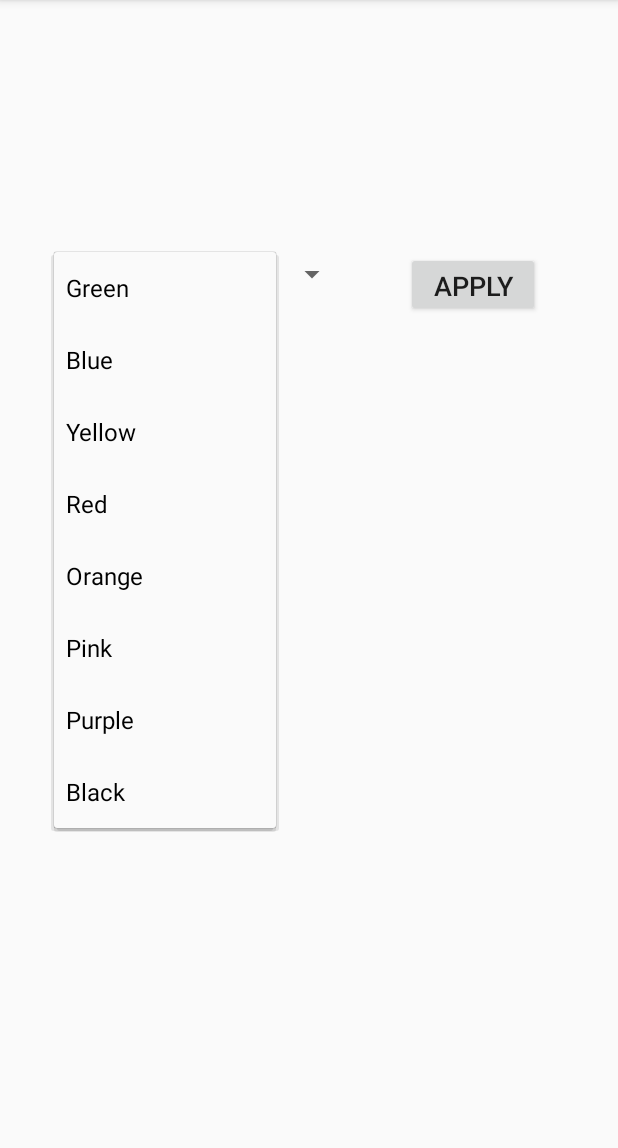
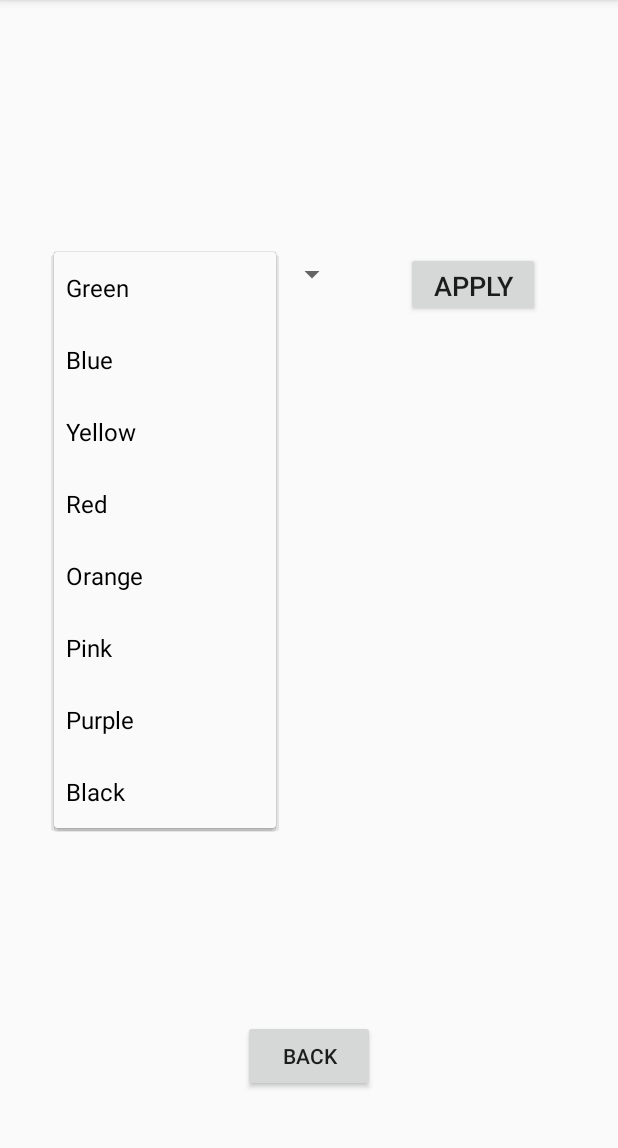
Before and after one commit to CRosemaryC/First_Test_AndroidStudio, an Android app: the DisplayMessageActivity screen opened directly, with no data from a screen before it, after a tap on "Green", on a phone screen of 412 x 824 dp, the part 84-1232 px from its top. Run offline under Robolectric (Android 15) with nearby library versions, the phone set to English and light mode, and no system bars.

Commit message:
I have added a back button.

```diff
--- a/app/src/main/java/com/example/cris_gnss_myphone/DisplayMessageActivity.java
+++ b/app/src/main/java/com/example/cris_gnss_myphone/DisplayMessageActivity.java
@@ -112,4 +112,8 @@ public class DisplayMessageActivity extends AppCompatActivity {
 
     }
 
+    public void onClickBack(View view) {
+        Intent intentBack = new Intent(this, MainActivity.class);
+        startActivity(intentBack);
+    }
 }
--- a/app/src/main/res/layout/activity_display_message.xml
+++ b/app/src/main/res/layout/activity_display_message.xml
@@ -48,5 +48,16 @@
         android:entries="@array/colours_types"
         />
 
+    <Button
+        android:id="@+id/button3"
+        android:layout_width="wrap_content"
+        android:layout_height="wrap_content"
+        android:layout_marginBottom="40dp"
+        android:onClick="onClickBack"
+        android:text="@string/button_back"
+        app:layout_constraintBottom_toBottomOf="parent"
+        app:layout_constraintEnd_toEndOf="parent"
+        app:layout_constraintStart_toStartOf="parent" />
+
 
 </android.support.constraint.ConstraintLayout>
--- a/app/src/main/res/values/strings.xml
+++ b/app/src/main/res/values/strings.xml
@@ -4,6 +4,7 @@
     <string name="button_send">Send</string>
     <string name="display_text">Waiting for Message</string>
     <string name="button_colour">Apply</string>
+    <string name="button_back">Back</string>
 
     <string-array name="colours_types">
         <item>Green</item>
```
